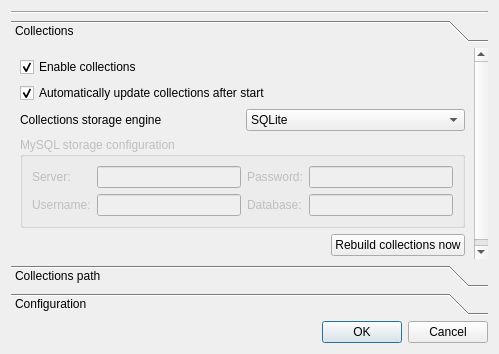
Old version of the form preferencesdialog.ui in the repository danvratil/TepSonic.
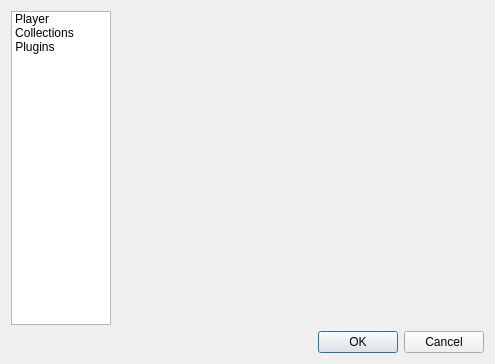
New version of the form.

Commit message: Reimplement configuration dialog - use pages; add possibility to disable plugins

```diff
--- a/preferencesdialog.ui
+++ b/preferencesdialog.ui
@@ -6,8 +6,8 @@
    <rect>
     <x>0</x>
     <y>0</y>
-    <width>499</width>
-    <height>354</height>
+    <width>495</width>
+    <height>364</height>
    </rect>
   </property>
   <property name="windowTitle">
@@ -17,283 +17,77 @@
    <bool>false</bool>
   </property>
   <layout class="QVBoxLayout" name="verticalLayout">
-   <item>
-    <widget class="Line" name="line">
-     <property name="orientation">
-      <enum>Qt::Horizontal</enum>
-     </property>
-    </widget>
-   </item>
    <item>
     <layout class="QHBoxLayout" name="horizontalLayout">
      <item>
-      <widget class="QToolBox" name="toolBox">
-       <property name="frameShape">
-        <enum>QFrame::NoFrame</enum>
+      <widget class="QListWidget" name="pagesButtons">
+       <property name="sizePolicy">
+        <sizepolicy hsizetype="Fixed" vsizetype="Expanding">
+         <horstretch>0</horstretch>
+         <verstretch>0</verstretch>
+        </sizepolicy>
        </property>
+       <property name="minimumSize">
+        <size>
+         <width>100</width>
+         <height>0</height>
+        </size>
+       </property>
+       <property name="maximumSize">
+        <size>
+         <width>100</width>
+         <height>16777215</height>
+        </size>
+       </property>
+       <property name="baseSize">
+        <size>
+         <width>100</width>
+         <height>0</height>
+        </size>
+       </property>
+       <property name="showDropIndicator" stdset="0">
+        <bool>false</bool>
+       </property>
+       <property name="dragDropMode">
+        <enum>QAbstractItemView::NoDragDrop</enum>
+       </property>
+       <property name="iconSize">
+        <size>
+         <width>80</width>
+         <height>80</height>
+        </size>
+       </property>
+       <property name="movement">
+        <enum>QListView::Static</enum>
+       </property>
+       <property name="viewMode">
+        <enum>QListView::IconMode</enum>
+       </property>
+       <item>
+        <property name="text">
+         <string>Player</string>
+        </property>
+       </item>
+       <item>
+        <property name="text">
+         <string>Collections</string>
+        </property>
+       </item>
+       <item>
+        <property name="text">
+         <string>Plugins</string>
+        </property>
+       </item>
+      </widget>
+     </item>
+     <item>
+      <widget class="QStackedWidget" name="pages">
        <property name="frameShadow">
         <enum>QFrame::Plain</enum>
        </property>
-       <property name="lineWidth">
-        <number>0</number>
-       </property>
-       <property name="midLineWidth">
-        <number>0</number>
-       </property>
        <property name="currentIndex">
         <number>0</number>
        </property>
-       <widget class="QWidget" name="collections_path">
-        <property name="geometry">
-         <rect>
-          <x>0</x>
-          <y>0</y>
-          <width>485</width>
-          <height>217</height>
-         </rect>
-        </property>
-        <attribute name="label">
-         <string>Collections</string>
-        </attribute>
-        <layout class="QVBoxLayout" name="verticalLayout_3">
-         <item>
-          <widget class="QCheckBox" name="enableCollectionsCheckbox">
-           <property name="text">
-            <string>Enable collections</string>
-           </property>
-           <property name="checked">
-            <bool>true</bool>
-           </property>
-          </widget>
-         </item>
-         <item>
-          <widget class="QCheckBox" name="autoRebuildCheckbox">
-           <property name="text">
-            <string>Automatically update collections after start</string>
-           </property>
-           <property name="checked">
-            <bool>true</bool>
-           </property>
-          </widget>
-         </item>
-         <item>
-          <layout class="QGridLayout" name="gridLayout">
-           <item row="0" column="0">
-            <widget class="QLabel" name="label">
-             <property name="text">
-              <string>Collections storage engine</string>
-             </property>
-            </widget>
-           </item>
-           <item row="0" column="1">
-            <widget class="QComboBox" name="collectionsStorageEngine_combo">
-             <item>
-              <property name="text">
-               <string>SQLite</string>
-              </property>
-             </item>
-             <item>
-              <property name="text">
-               <string>MySQL</string>
-              </property>
-             </item>
-            </widget>
-           </item>
-          </layout>
-         </item>
-         <item>
-          <widget class="QGroupBox" name="mysqlStorageConfiguration_box">
-           <property name="enabled">
-            <bool>false</bool>
-           </property>
-           <property name="title">
-            <string>MySQL storage configuration</string>
-           </property>
-           <layout class="QGridLayout" name="gridLayout_2">
-            <item row="0" column="0">
-             <widget class="QLabel" name="mysqlServer_label">
-              <property name="text">
-               <string>Server:</string>
-              </property>
-             </widget>
-            </item>
-            <item row="0" column="1">
-             <widget class="QLineEdit" name="mysqlServer_edit"/>
-            </item>
-            <item row="1" column="1">
-             <widget class="QLineEdit" name="mysqlUsername_edit"/>
-            </item>
-            <item row="1" column="0">
-             <widget class="QLabel" name="mysqlUsername_label">
-              <property name="text">
-               <string>Username:</string>
-              </property>
-             </widget>
-            </item>
-            <item row="0" column="2">
-             <widget class="QLabel" name="mysqlPassword_label">
-              <property name="text">
-               <string>Password:</string>
-              </property>
-             </widget>
-            </item>
-            <item row="1" column="2">
-             <widget class="QLabel" name="mysqlDatabase_label">
-              <property name="text">
-               <string>Database:</string>
-              </property>
-             </widget>
-            </item>
-            <item row="1" column="3">
-             <widget class="QLineEdit" name="mysqlDatabase_edit"/>
-            </item>
-            <item row="0" column="3">
-             <widget class="QLineEdit" name="mysqlPassword_edit">
-              <property name="text">
-               <string/>
-              </property>
-              <property name="echoMode">
-               <enum>QLineEdit::Password</enum>
-              </property>
-             </widget>
-            </item>
-           </layout>
-          </widget>
-         </item>
-         <item>
-          <spacer name="verticalSpacer">
-           <property name="orientation">
-            <enum>Qt::Vertical</enum>
-           </property>
-           <property name="sizeHint" stdset="0">
-            <size>
-             <width>20</width>
-             <height>128</height>
-            </size>
-           </property>
-          </spacer>
-         </item>
-         <item>
-          <layout class="QHBoxLayout" name="horizontalLayout_2">
-           <item>
-            <spacer name="horizontalSpacer">
-             <property name="orientation">
-              <enum>Qt::Horizontal</enum>
-             </property>
-             <property name="sizeHint" stdset="0">
-              <size>
-               <width>40</width>
-               <height>20</height>
-              </size>
-             </property>
-            </spacer>
-           </item>
-           <item>
-            <widget class="QPushButton" name="rebuildCollectionsNowBtn">
-             <property name="text">
-              <string>Rebuild collections now</string>
-             </property>
-            </widget>
-           </item>
-          </layout>
-         </item>
-        </layout>
-       </widget>
-       <widget class="QWidget" name="collections_path_tab">
-        <property name="geometry">
-         <rect>
-          <x>0</x>
-          <y>0</y>
-          <width>485</width>
-          <height>217</height>
-         </rect>
-        </property>
-        <attribute name="label">
-         <string>Collections path</string>
-        </attribute>
-        <layout class="QVBoxLayout" name="verticalLayout_4">
-         <item>
-          <layout class="QHBoxLayout" name="horizontalLayout_3">
-           <item>
-            <widget class="QListWidget" name="pathsList"/>
-           </item>
-           <item>
-            <layout class="QVBoxLayout" name="verticalLayout_6">
-             <item>
-              <widget class="QPushButton" name="addPathButton">
-               <property name="text">
-                <string>Add...</string>
-               </property>
-              </widget>
-             </item>
-             <item>
-              <widget class="QPushButton" name="removePathButton">
-               <property name="text">
-                <string>Remove...</string>
-               </property>
-              </widget>
-             </item>
-             <item>
-              <spacer name="verticalSpacer_3">
-               <property name="orientation">
-                <enum>Qt::Vertical</enum>
-               </property>
-               <property name="sizeHint" stdset="0">
-                <size>
-                 <width>20</width>
-                 <height>40</height>
-                </size>
-               </property>
-              </spacer>
-             </item>
-            </layout>
-           </item>
-          </layout>
-         </item>
-        </layout>
-       </widget>
-       <widget class="QWidget" name="configuration_page">
-        <property name="geometry">
-         <rect>
-          <x>0</x>
-          <y>0</y>
-          <width>485</width>
-          <height>217</height>
-         </rect>
-        </property>
-        <attribute name="label">
-         <string>Configuration</string>
-        </attribute>
-        <layout class="QVBoxLayout" name="verticalLayout_5">
-         <item>
-          <layout class="QVBoxLayout" name="verticalLayout_2">
-           <item>
-            <widget class="QCheckBox" name="rememberLastSessionCheckbox">
-             <property name="text">
-              <string>Remember last session</string>
-             </property>
-             <property name="checked">
-              <bool>true</bool>
-             </property>
-            </widget>
-           </item>
-           <item>
-            <spacer name="verticalSpacer_2">
-             <property name="orientation">
-              <enum>Qt::Vertical</enum>
-             </property>
-             <property name="sizeHint" stdset="0">
-              <size>
-               <width>20</width>
-               <height>40</height>
-              </size>
-             </property>
-            </spacer>
-           </item>
-          </layout>
-         </item>
-        </layout>
-       </widget>
       </widget>
      </item>
     </layout>
```
Left out of the diff: 11 changed lines with no effect on the pictures. The commit also changes 9 other files.
